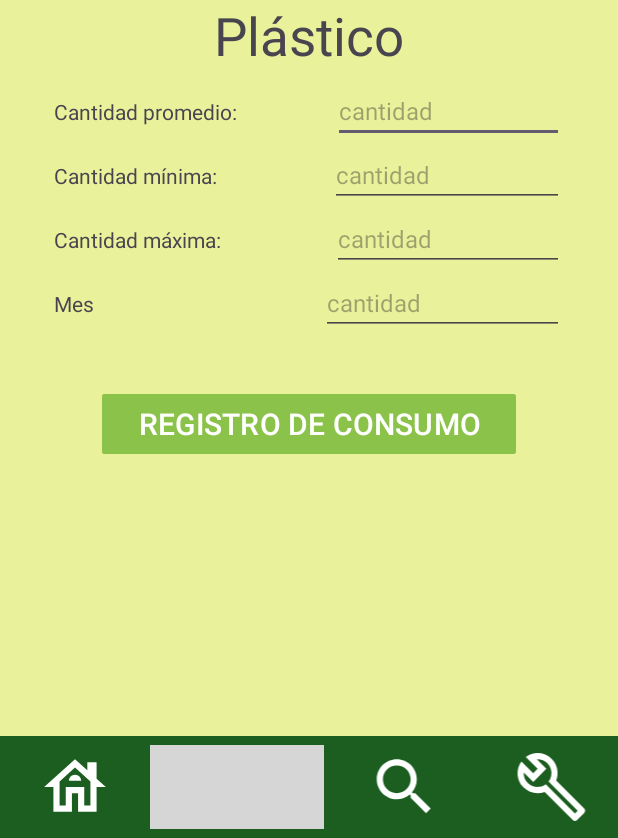
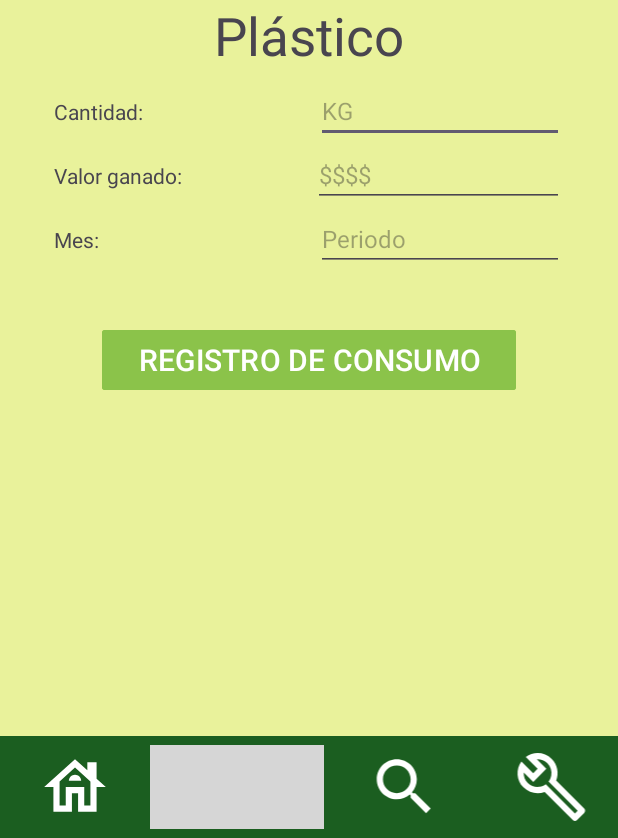
Before and after one commit to fernandasandoTKD/EcoRecicla, an Android app: the PlasticActivity screen opened directly, with no data from a screen before it, on a phone screen of 412 x 824 dp, the part 398-1236 px from its top. Run offline under Robolectric (Android 15) with nearby library versions, the phone set to English and light mode, and no system bars; Roboto replaces fonts that are not available here; grey boxes are pictures that could not be loaded.

Commit message:
ER-8 FEAT: Refactior model plastic

```diff
--- a/app/src/main/java/com/example/ecorecicla/PlasticActivity.java
+++ b/app/src/main/java/com/example/ecorecicla/PlasticActivity.java
@@ -20,7 +20,7 @@ import java.io.FileWriter;
 public class PlasticActivity extends AppCompatActivity {
 
     ImageView home;
-    EditText max, min, pro, month;
+    EditText price, kg, month;
     Button registerPlastic;
 
     @SuppressLint("MissingInflatedId")
@@ -29,9 +29,8 @@ public class PlasticActivity extends AppCompatActivity {
         super.onCreate(savedInstanceState);
         setContentView(R.layout.activity_plastic);
         home=findViewById(R.id.ivHome);
-        max=findViewById(R.id.txtMax);
-        min=findViewById(R.id.txtMin);
-        pro=findViewById(R.id.txtprom);
+        price=findViewById(R.id.txtPrice);
+        kg=findViewById(R.id.txtKg);
         month=findViewById(R.id.txtMes);
         registerPlastic=findViewById(R.id.btnRegisterPlas);
 
@@ -47,9 +46,8 @@ public class PlasticActivity extends AppCompatActivity {
             @Override
             public void onClick(View v) {
                 //Verificación de campos
-                if(! max.getText().toString().isEmpty() &&
-                    !min.getText().toString().isEmpty() &&
-                    !pro.getText().toString().isEmpty() && !month.getText().toString().isEmpty()){
+                if(!price.getText().toString().isEmpty() &&
+                    !kg.getText().toString().isEmpty() && !month.getText().toString().isEmpty()){
 
 
 
@@ -62,9 +60,8 @@ public class PlasticActivity extends AppCompatActivity {
 
                         //BufferedWriter, nos permite guardar y capturar a consumo
                         BufferedWriter bufferedWriter= new BufferedWriter(writer);
-                        String consumo= max.getText().toString()+","+
-                                        min.getText().toString()+","+
-                                        pro.getText().toString()+","+
+                        String consumo= price.getText().toString()+","+
+                                        kg.getText().toString()+","+
                                         month.getText().toString()+",";
                         bufferedWriter.write(consumo);
                         bufferedWriter.newLine();
@@ -74,9 +71,8 @@ public class PlasticActivity extends AppCompatActivity {
                     }
 
                     //Reinicio de los TXT
-                    max.setText("");
-                    min.setText("");
-                    pro.setText("");
+                    price.setText("");
+                    kg.setText("");
                     month.setText("");
 
 
--- a/app/src/main/res/layout/activity_plastic.xml
+++ b/app/src/main/res/layout/activity_plastic.xml
@@ -60,15 +60,15 @@
             android:layout_width="wrap_content"
             android:layout_height="wrap_content"
             android:layout_weight="1"
-            android:text="Cantidad promedio:" />
+            android:text="Cantidad:" />
 
         <EditText
-            android:id="@+id/txtprom"
-            android:layout_width="90dp"
+            android:id="@+id/txtKg"
+            android:layout_width="50dp"
             android:layout_height="wrap_content"
             android:layout_weight="1"
             android:ems="10"
-            android:hint="cantidad"
+            android:hint="KG"
             android:inputType="text"
             android:textSize="16dp" />
     </LinearLayout>
@@ -83,15 +83,15 @@
             android:layout_width="wrap_content"
             android:layout_height="wrap_content"
             android:layout_weight="1"
-            android:text="Cantidad mínima:" />
+            android:text="Valor ganado:" />
 
         <EditText
-            android:id="@+id/txtMin"
+            android:id="@+id/txtPrice"
             android:layout_width="80dp"
             android:layout_height="wrap_content"
             android:layout_weight="1"
             android:ems="10"
-            android:hint="cantidad"
+            android:hint="$$$$"
             android:inputType="text"
             android:textSize="16dp" />
     </LinearLayout>
@@ -99,25 +99,7 @@
     <LinearLayout
         android:layout_width="340dp"
         android:layout_height="wrap_content"
-        android:orientation="horizontal">
-
-        <TextView
-            android:id="@+id/textView16"
-            android:layout_width="wrap_content"
-            android:layout_height="wrap_content"
-            android:layout_weight="1"
-            android:text="Cantidad máxima:" />
-
-        <EditText
-            android:id="@+id/txtMax"
-            android:layout_width="80dp"
-            android:layout_height="wrap_content"
-            android:layout_weight="1"
-            android:ems="10"
-            android:hint="cantidad"
-            android:inputType="text"
-            android:textSize="16dp" />
-    </LinearLayout>
+        android:orientation="horizontal"/>
 
     <LinearLayout
         android:layout_width="340dp"
@@ -129,16 +111,16 @@
             android:layout_width="wrap_content"
             android:layout_height="wrap_content"
             android:layout_weight="1"
-            android:text="Mes"
+            android:text="Mes:"
             tools:ignore="DuplicateIds" />
 
         <EditText
             android:id="@+id/txtMes"
-            android:layout_width="10dp"
+            android:layout_width="20dp"
             android:layout_height="wrap_content"
             android:layout_weight="1"
             android:ems="10"
-            android:hint="cantidad"
+            android:hint="Periodo"
             android:inputType="text"
             android:textSize="16dp" />
 
```
Also changed, not shown: app/src/main/java/com/example/ecorecicla/EstadistcsActivity.java (+11 -7 lines), app/src/main/java/com/example/ecorecicla/modelos/Plastic.java (added, +25 -0 lines), app/src/main/res/layout/activity_estadistcs.xml (+4 -4 lines).
